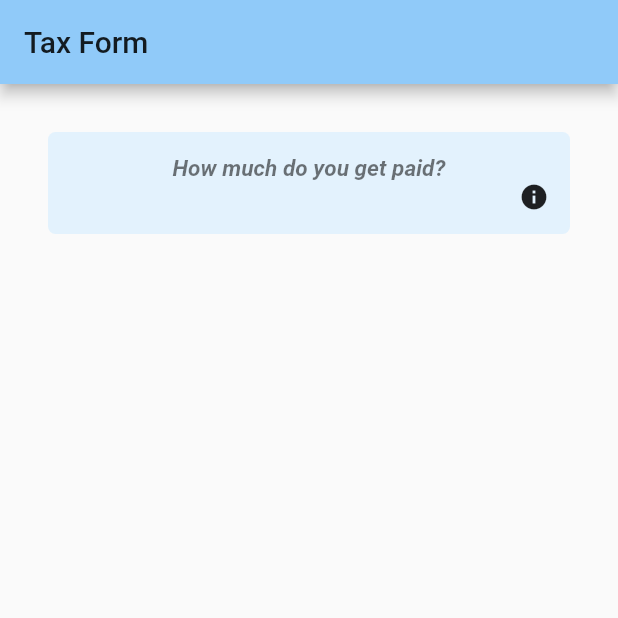
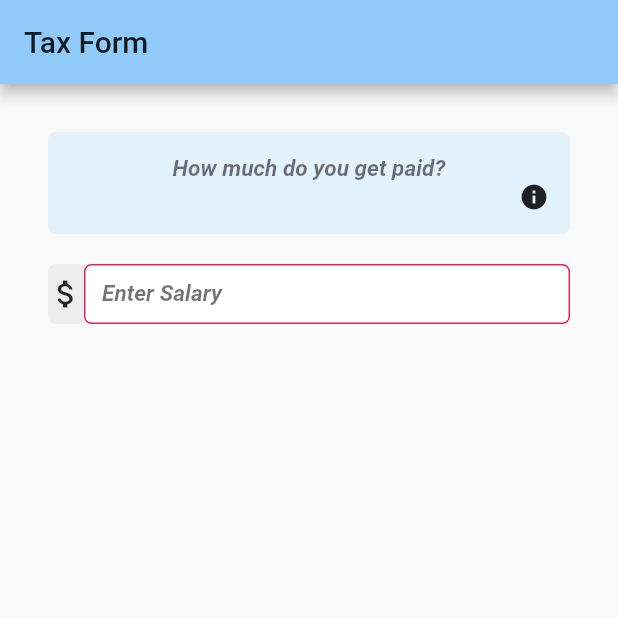
Before and after one commit to rayhaanbhikha/tax_calculator, a Flutter app: the screen it shows after launch, on a phone screen of 412 x 824 dp, the top half of it. Run offline on Flutter 3.47's test engine with Material 2 defaults, Android fonts, the phone set to English and light mode, and no system bars.

Commit message:
Textfield created -row version (overrided theme)

```diff
--- a/lib/pages/SalaryScreen.dart
+++ b/lib/pages/SalaryScreen.dart
@@ -1,4 +1,5 @@
 import 'package:flutter/material.dart';
+import 'package:flutter/rendering.dart';
 import 'package:tax_calc/components/MainText.dart';
 
 class SalaryScreen extends StatelessWidget {
@@ -12,8 +13,73 @@ class SalaryScreen extends StatelessWidget {
             MainText(
               questionText: "How much do you get paid?",
               infoText: "Enter salary info",
+            ),
+            Padding(
+              padding: EdgeInsets.all(10),
+            ),
+            Container(
+              decoration: BoxDecoration(
+                  color: Colors.grey[200],
+                  borderRadius: BorderRadius.circular(5)),
+              height: 40,
+              child: Row(
+                children: <Widget>[
+                  _CurrencyIcon(),
+                  Flexible(
+                    child: SalaryTextField(),
+                  )
+                ],
+              ),
             )
           ],
         ));
   }
 }
+
+class _CurrencyIcon extends StatelessWidget {
+  @override
+  Widget build(BuildContext context) {
+    return Container(
+      // height: 40,
+      // color: Colors.grey,
+      child: Icon(
+        Icons.attach_money,
+      ),
+    );
+  }
+}
+
+class SalaryTextField extends StatelessWidget {
+  static final labelTextStyle = TextStyle(
+      color: Colors.black54,
+      fontSize: 15,
+      fontWeight: FontWeight.w600,
+      fontStyle: FontStyle.italic);
+
+  static final inputDecoration = InputDecoration(
+      fillColor: Colors.white,
+      filled: true,
+      labelText: "Enter Salary",
+      labelStyle: labelTextStyle,
+      border: OutlineInputBorder(
+          borderRadius: BorderRadius.circular(5),
+          borderSide: BorderSide(
+            style: BorderStyle.solid,
+            width: 0.25,
+            color: Colors.pink)));
+
+  final textField = TextField(
+      style: TextStyle(color: Colors.orange),
+      keyboardType: TextInputType.number,
+      decoration: inputDecoration);
+
+  @override
+  Widget build(BuildContext context) {
+      return Theme(
+          data: Theme.of(context).copyWith(
+              hintColor: Colors.pink,
+              primaryColor: Colors.green
+              ),
+          child: textField);
+  }
+}
```
